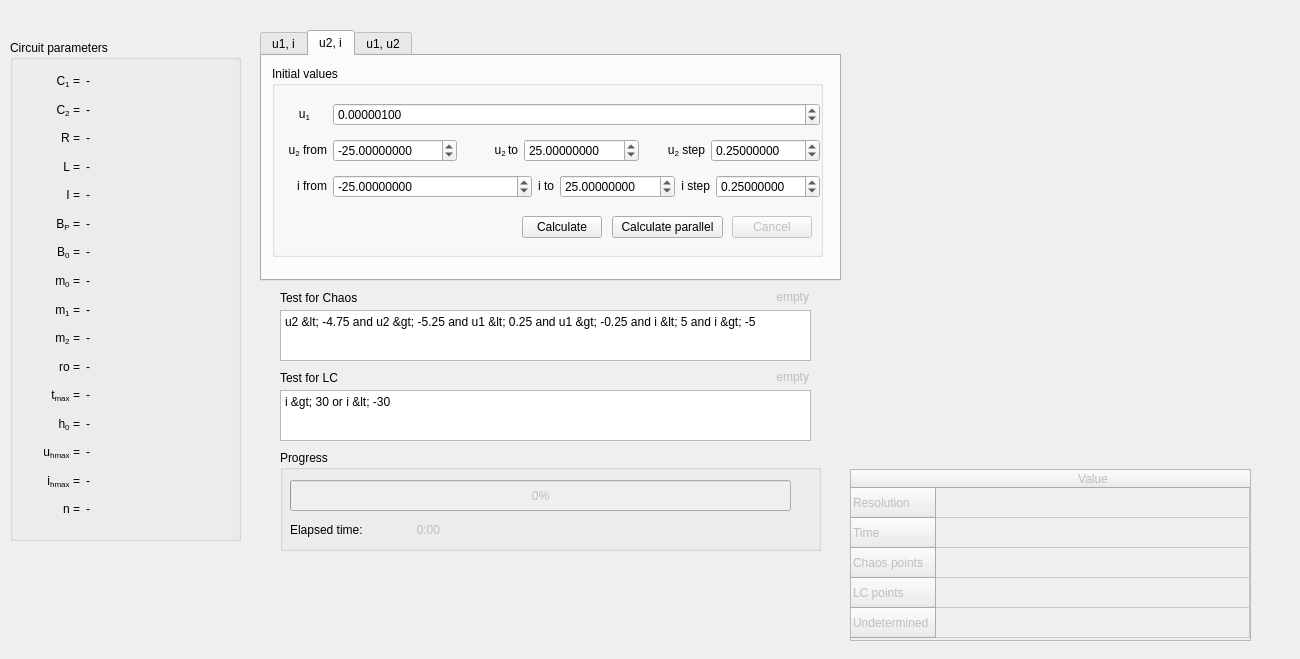
This is widgets/crosssectionwidget.ui in zsolt-racz/chua-trajectory-visualiser as Qt 5 draws it before an edit. The edited form follows.
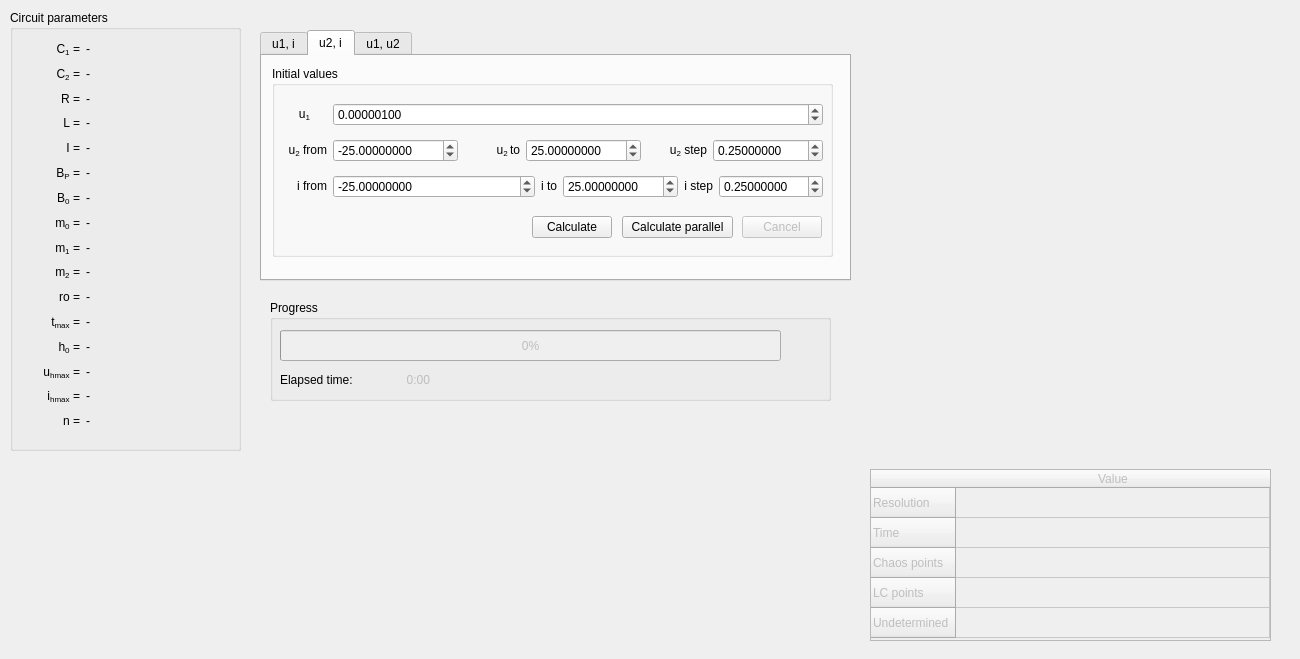
This is the edited form. The open tabs and pages were chosen to show the change. Custom widgets are drawn as their Qt base class.

Patch:
```diff
--- a/widgets/crosssectionwidget.ui
+++ b/widgets/crosssectionwidget.ui
@@ -17,9 +17,9 @@
    <property name="geometry">
     <rect>
      <x>10</x>
-     <y>40</y>
+     <y>10</y>
      <width>231</width>
-     <height>501</height>
+     <height>441</height>
     </rect>
    </property>
    <property name="title">
@@ -31,7 +31,7 @@
       <x>10</x>
       <y>30</y>
       <width>211</width>
-      <height>451</height>
+      <height>391</height>
      </rect>
     </property>
     <layout class="QHBoxLayout" name="horizontalLayout_21">
@@ -429,7 +429,7 @@
   <widget class="QCustomPlot" name="plot_cut" native="true">
    <property name="geometry">
     <rect>
-     <x>850</x>
+     <x>870</x>
      <y>60</y>
      <width>400</width>
      <height>400</height>
@@ -445,7 +445,7 @@
    </property>
    <property name="geometry">
     <rect>
-     <x>850</x>
+     <x>870</x>
      <y>469</y>
      <width>401</width>
      <height>172</height>
@@ -508,7 +508,7 @@
     <rect>
      <x>260</x>
      <y>30</y>
-     <width>581</width>
+     <width>591</width>
      <height>251</height>
     </rect>
    </property>
@@ -848,7 +848,7 @@
       <rect>
        <x>10</x>
        <y>10</y>
-       <width>551</width>
+       <width>561</width>
        <height>191</height>
       </rect>
      </property>
@@ -860,7 +860,7 @@
        <rect>
         <x>10</x>
         <y>30</y>
-        <width>538</width>
+        <width>541</width>
         <height>111</height>
        </rect>
       </property>
@@ -1122,7 +1122,7 @@
      <widget class="QPushButton" name="button_calculate_parallel_u2i">
       <property name="geometry">
        <rect>
-        <x>340</x>
+        <x>350</x>
         <y>150</y>
         <width>111</width>
         <height>22</height>
@@ -1138,7 +1138,7 @@
       </property>
       <property name="geometry">
        <rect>
-        <x>460</x>
+        <x>470</x>
         <y>150</y>
         <width>80</width>
         <height>22</height>
@@ -1151,7 +1151,7 @@
      <widget class="QPushButton" name="button_calculate_u2i">
       <property name="geometry">
        <rect>
-        <x>250</x>
+        <x>260</x>
         <y>150</y>
         <width>80</width>
         <height>22</height>
@@ -1491,9 +1491,9 @@
   <widget class="QGroupBox" name="groupBox_5">
    <property name="geometry">
     <rect>
-     <x>280</x>
-     <y>450</y>
-     <width>541</width>
+     <x>270</x>
+     <y>300</y>
+     <width>561</width>
      <height>101</height>
     </rect>
    </property>
@@ -1546,97 +1546,14 @@
     </property>
    </widget>
   </widget>
-  <widget class="QPlainTextEdit" name="test_chaos">
+  <widget class="TestInputWidget" name="test" native="true">
    <property name="geometry">
     <rect>
-     <x>280</x>
-     <y>310</y>
-     <width>531</width>
-     <height>51</height>
+     <x>10</x>
+     <y>470</y>
+     <width>841</width>
+     <height>171</height>
     </rect>
-   </property>
-   <property name="plainText">
-    <string>u2 &lt; -4.75 and u2 &gt; -5.25 and u1 &lt; 0.25 and u1 &gt; -0.25 and i &lt; 5 and i &gt; -5</string>
-   </property>
-  </widget>
-  <widget class="QLabel" name="label_2">
-   <property name="geometry">
-    <rect>
-     <x>280</x>
-     <y>290</y>
-     <width>121</width>
-     <height>16</height>
-    </rect>
-   </property>
-   <property name="text">
-    <string>Test for Chaos</string>
-   </property>
-  </widget>
-  <widget class="QLabel" name="label_3">
-   <property name="geometry">
-    <rect>
-     <x>280</x>
-     <y>370</y>
-     <width>101</width>
-     <height>16</height>
-    </rect>
-   </property>
-   <property name="text">
-    <string>Test for LC</string>
-   </property>
-  </widget>
-  <widget class="QPlainTextEdit" name="test_lc">
-   <property name="geometry">
-    <rect>
-     <x>280</x>
-     <y>390</y>
-     <width>531</width>
-     <height>51</height>
-    </rect>
-   </property>
-   <property name="plainText">
-    <string>i &gt; 30 or i &lt; -30</string>
-   </property>
-  </widget>
-  <widget class="QLabel" name="test_chaos_validity">
-   <property name="enabled">
-    <bool>false</bool>
-   </property>
-   <property name="geometry">
-    <rect>
-     <x>750</x>
-     <y>290</y>
-     <width>59</width>
-     <height>14</height>
-    </rect>
-   </property>
-   <property name="layoutDirection">
-    <enum>Qt::LeftToRight</enum>
-   </property>
-   <property name="text">
-    <string>empty</string>
-   </property>
-   <property name="alignment">
-    <set>Qt::AlignRight|Qt::AlignTrailing|Qt::AlignVCenter</set>
-   </property>
-  </widget>
-  <widget class="QLabel" name="test_lc_validity">
-   <property name="enabled">
-    <bool>false</bool>
-   </property>
-   <property name="geometry">
-    <rect>
-     <x>750</x>
-     <y>370</y>
-     <width>59</width>
-     <height>14</height>
-    </rect>
-   </property>
-   <property name="text">
-    <string>empty</string>
-   </property>
-   <property name="alignment">
-    <set>Qt::AlignRight|Qt::AlignTrailing|Qt::AlignVCenter</set>
    </property>
   </widget>
  </widget>
@@ -1647,6 +1564,12 @@
    <header>qcustomplot/qcustomplot.h</header>
    <container>1</container>
   </customwidget>
+  <customwidget>
+   <class>TestInputWidget</class>
+   <extends>QWidget</extends>
+   <header>widgets/testinputwidget.h</header>
+   <container>1</container>
+  </customwidget>
  </customwidgets>
  <resources/>
  <connections/>
```
Left out of the diff: 22 changed lines with no effect on the pictures.
